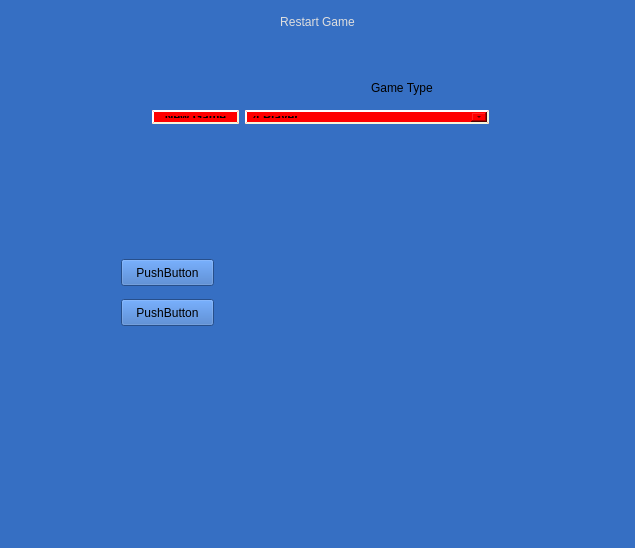
cakturk/CardGame, file widget.ui: the form before one commit.
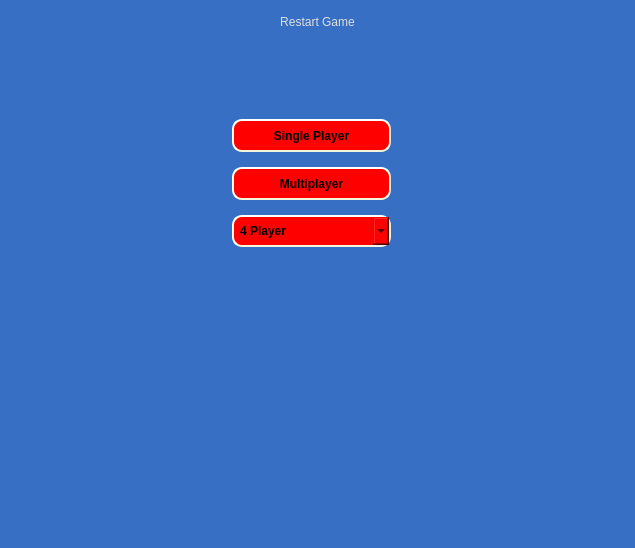
The form after the commit.

```diff
--- a/widget.ui
+++ b/widget.ui
@@ -54,65 +54,26 @@
       <number>0</number>
      </property>
      <widget class="QWidget" name="page_3">
-      <widget class="QLabel" name="label_2">
+      <widget class="QWidget" name="layoutWidget">
        <property name="geometry">
         <rect>
-         <x>360</x>
-         <y>40</y>
-         <width>101</width>
-         <height>17</height>
-        </rect>
-       </property>
-       <property name="text">
-        <string>Game Type</string>
-       </property>
-      </widget>
-      <widget class="QPushButton" name="pushButton_2">
-       <property name="geometry">
-        <rect>
-         <x>110</x>
-         <y>220</y>
-         <width>93</width>
-         <height>27</height>
-        </rect>
-       </property>
-       <property name="text">
-        <string>PushButton</string>
-       </property>
-       <attribute name="buttonGroup">
-        <string>buttonGroup</string>
-       </attribute>
-      </widget>
-      <widget class="QPushButton" name="pushButton_3">
-       <property name="geometry">
-        <rect>
-         <x>110</x>
-         <y>260</y>
-         <width>93</width>
-         <height>27</height>
-        </rect>
-       </property>
-       <property name="text">
-        <string>PushButton</string>
-       </property>
-       <attribute name="buttonGroup">
-        <string>buttonGroup</string>
-       </attribute>
-      </widget>
-      <widget class="QWidget" name="">
-       <property name="geometry">
-        <rect>
-         <x>130</x>
+         <x>210</x>
          <y>60</y>
-         <width>359</width>
-         <height>36</height>
+         <width>181</width>
+         <height>171</height>
         </rect>
        </property>
-       <layout class="QHBoxLayout" name="horizontalLayout">
+       <layout class="QVBoxLayout" name="verticalLayout_2">
         <item>
-         <widget class="QToolButton" name="styletool">
+         <widget class="QToolButton" name="styletoolSingle">
+          <property name="sizePolicy">
+           <sizepolicy hsizetype="Preferred" vsizetype="Fixed">
+            <horstretch>0</horstretch>
+            <verstretch>0</verstretch>
+           </sizepolicy>
+          </property>
           <property name="styleSheet">
-           <string notr="true"> QToolButton#styletool {
+           <string notr="true"> QToolButton#styletoolSingle {
      background-color: red;
      border-style: outset;
      border-width: 2px;
@@ -131,7 +92,39 @@
 </string>
           </property>
           <property name="text">
-           <string>New Game</string>
+           <string>Single Player</string>
+          </property>
+         </widget>
+        </item>
+        <item>
+         <widget class="QToolButton" name="styletoolMulti">
+          <property name="sizePolicy">
+           <sizepolicy hsizetype="Preferred" vsizetype="Fixed">
+            <horstretch>0</horstretch>
+            <verstretch>0</verstretch>
+           </sizepolicy>
+          </property>
+          <property name="styleSheet">
+           <string notr="true"> QToolButton#styletoolMulti {
+     background-color: red;
+     border-style: outset;
+     border-width: 2px;
+     border-radius: 10px;
+     border-color: beige;
+     font: bold 12px;
+     min-width: 10em;
+     padding: 6px;
+ }
+
+ QToolButton#styletoolMulti:pressed {
+	 padding: 5px;
+     background-color: rgb(195, 0, 0);
+     border-style: inset;
+ }
+</string>
+          </property>
+          <property name="text">
+           <string>Multiplayer</string>
           </property>
          </widget>
         </item>
@@ -147,14 +140,7 @@
      font: bold 12px;
      min-width: 10em;
      padding: 6px;
- }
-
-  QComboBox#stylecombo:pressed {
-	 padding: 5px;
-     background-color: rgb(224, 0, 0);
-     border-style: inset;
- }
-</string>
+ }</string>
           </property>
           <item>
            <property name="text">
```
Left out of the diff: 40 changed lines with no effect on the pictures.
